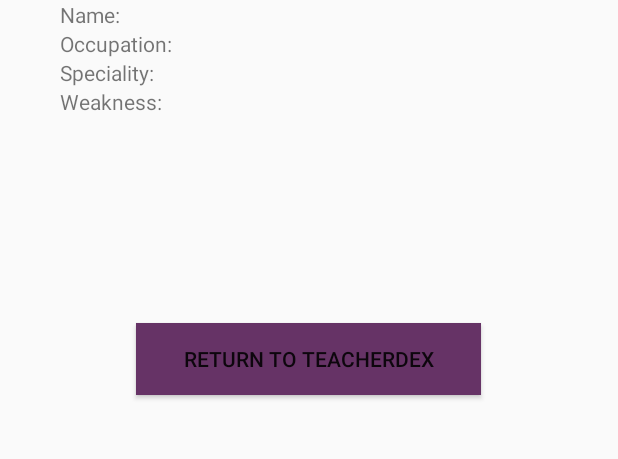
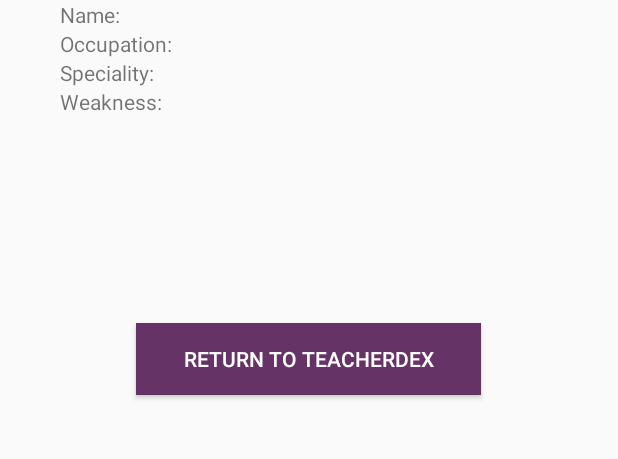
Before and after one commit to MAATWERKBOYES/App, an Android app: the TeacherInfoActivity screen opened directly, with no data from a screen before it, on a phone screen of 412 x 824 dp, the part 529-988 px from its top. Run offline under Robolectric (Android 15) with nearby library versions, the phone set to English and light mode, and no system bars.

Commit message:
Hotfix: Made text in buttons white for visibility

```diff
--- a/DocentenGO/app/src/main/res/layout/activity_battle.xml
+++ b/DocentenGO/app/src/main/res/layout/activity_battle.xml
@@ -64,5 +64,6 @@
         android:layout_height="wrap_content"
         android:background="@color/FontysPurple"
         android:layout_gravity="center"
-        android:text="Catch" />
+        android:text="Catch"
+        android:textColor="@color/FontysWhite"/>
 </LinearLayout>
--- a/DocentenGO/app/src/main/res/layout/activity_main.xml
+++ b/DocentenGO/app/src/main/res/layout/activity_main.xml
@@ -59,7 +59,8 @@
                 android:layout_alignParentBottom="true"
                 android:layout_centerHorizontal="true"
                 android:layout_marginBottom="90dp"
-                android:layout_marginTop="30dp"/>
+                android:layout_marginTop="30dp"
+                android:textColor="@color/FontysWhite"/>
 
         </RelativeLayout>
 
--- a/DocentenGO/app/src/main/res/layout/activity_ranking.xml
+++ b/DocentenGO/app/src/main/res/layout/activity_ranking.xml
@@ -29,5 +29,6 @@
         android:paddingLeft="15dp"
         android:paddingRight="15dp"
         android:layout_gravity="center"
-        android:background="@color/FontysPurple" />
+        android:background="@color/FontysPurple"
+        android:textColor="@color/FontysWhite"/>
 </LinearLayout>
--- a/DocentenGO/app/src/main/res/layout/activity_teacher_dex.xml
+++ b/DocentenGO/app/src/main/res/layout/activity_teacher_dex.xml
@@ -36,6 +36,7 @@
             android:layout_marginRight="15dp"
             android:layout_weight="1"
             android:background="@color/FontysPurple"
+            android:textColor="@color/FontysWhite"
             android:text="Enter code" />
 
         <Button
@@ -46,6 +47,7 @@
             android:layout_marginRight="5dp"
             android:layout_weight="1"
             android:background="@color/FontysPurple"
+            android:textColor="@color/FontysWhite"
             android:text="Rankings" />
     </LinearLayout>
 </LinearLayout>
--- a/DocentenGO/app/src/main/res/layout/activity_teacher_info.xml
+++ b/DocentenGO/app/src/main/res/layout/activity_teacher_info.xml
@@ -99,6 +99,7 @@
         android:background="@color/FontysPurple"
         android:paddingLeft="15dp"
         android:paddingRight="15dp"
-        android:text="Return to TeacherDex" />
+        android:text="Return to TeacherDex"
+        android:textColor="@color/FontysWhite"/>
 
 </LinearLayout>
--- a/DocentenGO/app/src/main/res/values/colors.xml
+++ b/DocentenGO/app/src/main/res/values/colors.xml
@@ -4,4 +4,5 @@
     <color name="colorPrimaryDark">#303F9F</color>
     <color name="colorAccent">#FF4081</color>
     <color name="FontysPurple">#663366</color>
+    <color name="FontysWhite">#ffffff</color>
 </resources>
```
